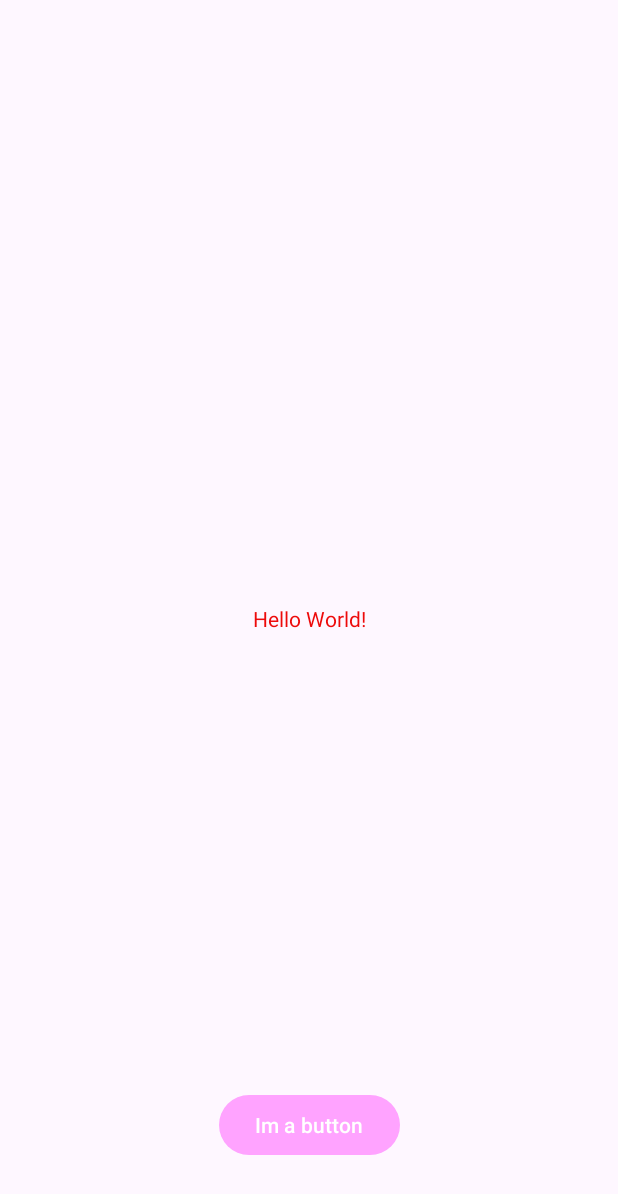
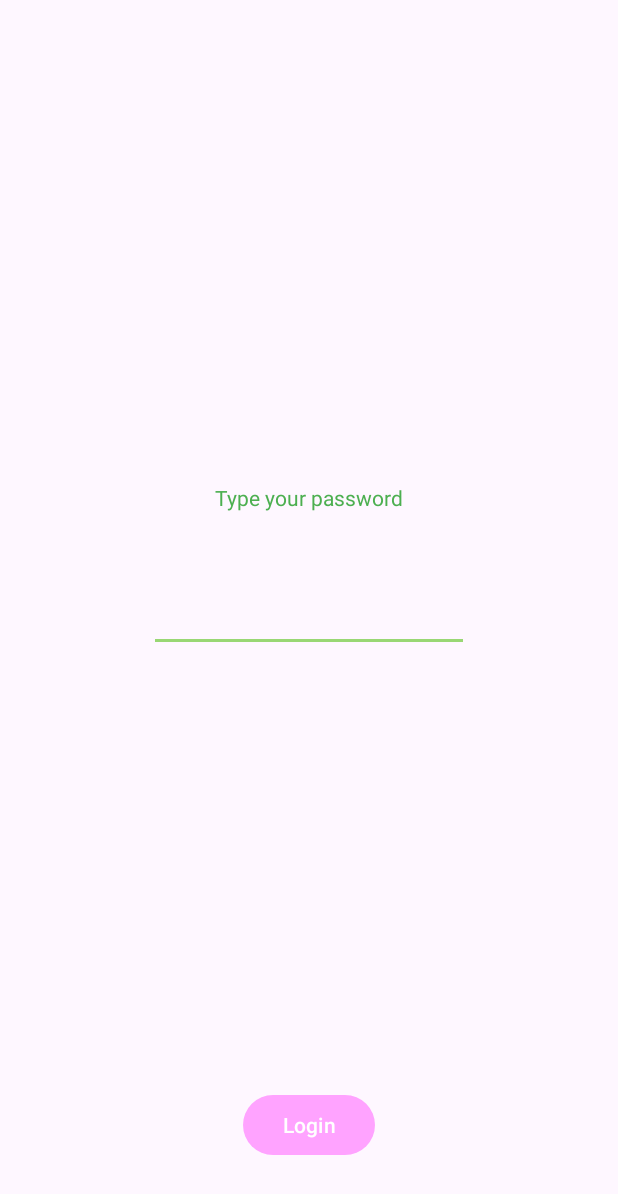
Before and after one commit to hanskkangg/android_studio, an Android app: the screen it shows after launch (MainActivity), on a phone screen of 412 x 824 dp. Shown: the top 1194 px of the screen. Run offline under Robolectric (Android 15) with nearby library versions, the phone set to English and light mode, and no system bars.

```diff
--- a/app/src/main/res/layout/activity_main.xml
+++ b/app/src/main/res/layout/activity_main.xml
@@ -7,23 +7,42 @@
     tools:context=".MainActivity">
 
     <TextView
+        android:id="@+id/textView"
         android:layout_width="wrap_content"
         android:layout_height="wrap_content"
-        android:text="@string/hello_message"
+        android:text="Type your password"
+        android:textColor="#4CAF50"
         app:layout_constraintBottom_toBottomOf="parent"
         app:layout_constraintEnd_toEndOf="parent"
+        app:layout_constraintHorizontal_bias="0.5"
         app:layout_constraintStart_toStartOf="parent"
-        app:layout_constraintTop_toTopOf="parent" />
+        app:layout_constraintTop_toTopOf="parent"
+        app:layout_constraintVertical_bias="0.4" />
 
     <Button
+        android:id="@+id/button"
         android:layout_width="wrap_content"
         android:layout_height="wrap_content"
         android:layout_marginBottom="50dp"
-        android:text="@string/button_message"
+        android:text="Login"
         app:layout_constraintBottom_toBottomOf="parent"
         app:layout_constraintEnd_toEndOf="parent"
         app:layout_constraintHorizontal_bias="0.5"
         app:layout_constraintStart_toStartOf="parent" />
 
+    <EditText
+        android:id="@+id/editText"
+        android:layout_width="wrap_content"
+        android:layout_height="wrap_content"
+        android:ems="10"
+        android:inputType="textPassword"
+        app:layout_constraintTop_toTopOf="parent"
+        app:layout_constraintBottom_toBottomOf="parent"
+        app:layout_constraintStart_toStartOf="parent"
+        app:layout_constraintEnd_toEndOf="parent"
+        app:layout_constraintVertical_bias="0.5"
+        app:layout_constraintHorizontal_bias="0.5" />
+
+
 
 </androidx.constraintlayout.widget.ConstraintLayout>
--- a/app/src/main/res/values/strings.xml
+++ b/app/src/main/res/values/strings.xml
@@ -2,4 +2,5 @@
     <string name="app_name">Hans</string>
     <string name="hello_message">Hello World!</string>
     <string name="button_message">Im a button</string>
+
 </resources>
```
Also changed, not shown: app/src/main/java/algonquin/cst2335/kang0057/MainActivity.java (+75 -2 lines).
